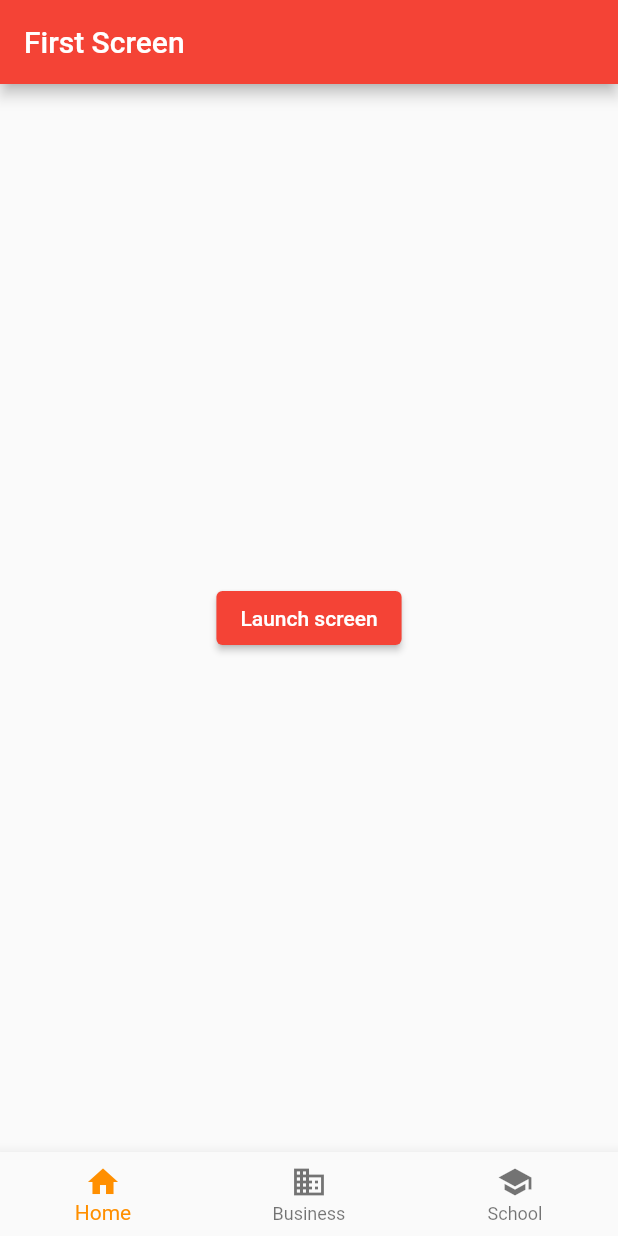
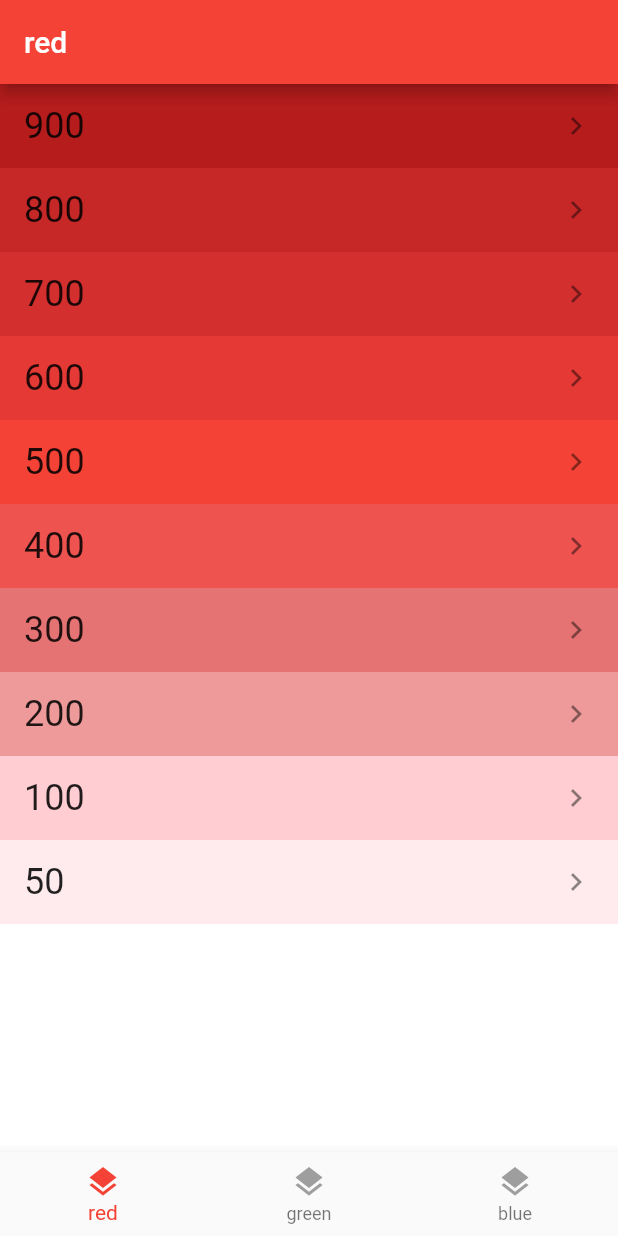
Before and after one commit to cadentj/flutter-sjs, a Flutter app: the screen it shows after launch, on a phone screen of 412 x 824 dp. Run offline on Flutter 3.47's test engine with Material 2 defaults, Android fonts, the phone set to English and light mode, and no system bars.

Commit message:
Persistent Bottom Nav Update

```diff
--- a/lib/main.dart
+++ b/lib/main.dart
@@ -1,28 +1,17 @@
 import 'package:flutter/material.dart';
-import 'views/calendar.dart';
-import 'views/bottom_nav_bar.dart';
-import 'views/home_screen.dart';
-import 'views/calendar_screen.dart';
+import 'views/app.dart';
 
-void main() {
-  runApp(const MyApp());
-}
+void main() => runApp(MyApp());
 
 class MyApp extends StatelessWidget {
-  const MyApp({Key? key}) : super(key: key);
-
   @override
   Widget build(BuildContext context) {
     return MaterialApp(
       title: 'Flutter Demo',
       theme: ThemeData(
-        primarySwatch: Colors.red,
+        primarySwatch: Colors.blue,
       ),
-      initialRoute: '/',
-      routes: {
-        '/': (context) => const HomeScreen(),
-        '/second' : (context) => const CalendarScreen(),
-      },
+      home: const App(),
     );
   }
 }
--- /dev/null
+++ b/lib/views/app.dart
@@ -0,0 +1,71 @@
+import 'package:flutter/material.dart';
+import 'bottom_navigation.dart';
+import 'tab_item.dart';
+import 'tab_navigator.dart';
+
+class App extends StatefulWidget {
+  const App({Key? key}) : super(key: key);
+
+  @override
+  State<StatefulWidget> createState() => AppState();
+}
+
+class AppState extends State<App> {
+  var _currentTab = TabItem.red;
+  final _navigatorKeys = {
+    TabItem.red: GlobalKey<NavigatorState>(),
+    TabItem.green: GlobalKey<NavigatorState>(),
+    TabItem.blue: GlobalKey<NavigatorState>(),
+  };
+
+  void _selectTab(TabItem tabItem) {
+    if (tabItem == _currentTab) {
+      // pop to first route
+      _navigatorKeys[tabItem]!.currentState!.popUntil((route) => route.isFirst);
+    } else {
+      setState(() => _currentTab = tabItem);
+    }
+  }
+
+  @override
+  Widget build(BuildContext context) {
+    return WillPopScope(
+      onWillPop: () async {
+        final isFirstRouteInCurrentTab =
+        !await _navigatorKeys[_currentTab]!.currentState!.maybePop();
+        if (isFirstRouteInCurrentTab) {
+          // if not on the 'main' tab
+          if (_currentTab != TabItem.red) {
+            // select 'main' tab
+            _selectTab(TabItem.red);
+            // back button handled by app
+            return false;
+          }
+        }
+        // let system handle back button if we're on the first route
+        return isFirstRouteInCurrentTab;
+      },
+      child: Scaffold(
+        body: Stack(children: <Widget>[
+          _buildOffstageNavigator(TabItem.red),
+          _buildOffstageNavigator(TabItem.green),
+          _buildOffstageNavigator(TabItem.blue),
+        ]),
+        bottomNavigationBar: BottomNavigation(
+          currentTab: _currentTab,
+          onSelectTab: _selectTab,
+        ),
+      ),
+    );
+  }
+
+  Widget _buildOffstageNavigator(TabItem tabItem) {
+    return Offstage(
+      offstage: _currentTab != tabItem,
+      child: TabNavigator(
+        navigatorKey: _navigatorKeys[tabItem],
+        tabItem: tabItem,
+      ),
+    );
+  }
+}
--- a/lib/views/bottom_nav_bar.dart
+++ /dev/null
@@ -1,41 +0,0 @@
-import 'package:flutter/material.dart';
-
-class BottomNavBar extends StatefulWidget {
-  const BottomNavBar({Key? key}) : super(key: key);
-
-  @override
-  State<BottomNavBar> createState() => _BottomNavBarState();
-}
-
-class _BottomNavBarState extends State<BottomNavBar> {
-  int _selectedIndex = 0;
-
-  void _onItemTapped(int index) {
-    setState(() {
-      _selectedIndex = index;
-    });
-  }
-
-  @override
-  Widget build(BuildContext context) {
-    return BottomNavigationBar(
-      items: const <BottomNavigationBarItem>[
-        BottomNavigationBarItem(
-          icon: Icon(Icons.home),
-          label: 'Home',
-        ),
-        BottomNavigationBarItem(
-          icon: Icon(Icons.business),
-          label: 'Business',
-        ),
-        BottomNavigationBarItem(
-          icon: Icon(Icons.school),
-          label: 'School',
-        ),
-      ],
-      currentIndex: _selectedIndex,
-      selectedItemColor: Colors.amber[800],
-      onTap: _onItemTapped,
-    );
-  }
-}
--- /dev/null
+++ b/lib/views/bottom_navigation.dart
@@ -0,0 +1,39 @@
+import 'package:flutter/material.dart';
+import 'tab_item.dart';
+
+class BottomNavigation extends StatelessWidget {
+  const BottomNavigation({Key? key, required this.currentTab, required this.onSelectTab}) : super(key: key);
+  final TabItem currentTab;
+  final ValueChanged<TabItem> onSelectTab;
+
+  @override
+  Widget build(BuildContext context) {
+    return BottomNavigationBar(
+      type: BottomNavigationBarType.fixed,
+      items: [
+        _buildItem(TabItem.red),
+        _buildItem(TabItem.green),
+        _buildItem(TabItem.blue),
+      ],
+      onTap: (index) => onSelectTab(
+        TabItem.values[index],
+      ),
+      currentIndex: currentTab.index,
+      selectedItemColor: activeTabColor[currentTab]!,
+    );
+  }
+
+  BottomNavigationBarItem _buildItem(TabItem tabItem) {
+    return BottomNavigationBarItem(
+      icon: Icon(
+        Icons.layers,
+        color: _colorTabMatching(tabItem),
+      ),
+      label: tabName[tabItem],
+    );
+  }
+
+  Color _colorTabMatching(TabItem item) {
+    return currentTab == item ? activeTabColor[item]! : Colors.grey;
+  }
+}
--- /dev/null
+++ b/lib/views/colors_list_page.dart
@@ -0,0 +1,52 @@
+import 'package:flutter/material.dart';
+
+class ColorsListPage extends StatelessWidget {
+  ColorsListPage({Key? key, required this.color, required this.title, this.onPush}) : super(key: key);
+  final MaterialColor color;
+  final String title;
+  final ValueChanged<int>? onPush;
+
+  @override
+  Widget build(BuildContext context) {
+    return Scaffold(
+        appBar: AppBar(
+          title: Text(
+            title,
+          ),
+          backgroundColor: color,
+        ),
+        body: Container(
+          color: Colors.white,
+          child: _buildList(),
+        ));
+  }
+
+  final List<int> materialIndices = [
+    900,
+    800,
+    700,
+    600,
+    500,
+    400,
+    300,
+    200,
+    100,
+    50
+  ];
+
+  Widget _buildList() {
+    return ListView.builder(
+        itemCount: materialIndices.length,
+        itemBuilder: (BuildContext content, int index) {
+          int materialIndex = materialIndices[index];
+          return Container(
+            color: color[materialIndex],
+            child: ListTile(
+              title: Text('$materialIndex', style: TextStyle(fontSize: 24.0)),
+              trailing: Icon(Icons.chevron_right),
+              onTap: () => onPush?.call(materialIndex),
+            ),
+          );
+        });
+  }
+}
--- a/lib/views/home_screen.dart
+++ /dev/null
@@ -1,29 +0,0 @@
-import 'package:flutter/material.dart';
-import 'bottom_nav_bar.dart';
-
-class HomeScreen extends StatefulWidget {
-  const HomeScreen({Key? key}) : super(key: key);
-
-  @override
-  State<HomeScreen> createState() => _HomeScreenState();
-}
-
-class _HomeScreenState extends State<HomeScreen> {
-  @override
-  Widget build(BuildContext context) {
-    return Scaffold(
-      appBar: AppBar(
-        title: const Text('First Screen'),
-      ),
-      body: Center(
-        child: ElevatedButton(
-          onPressed: () {
-            Navigator.pushNamed(context, '/second');
-          },
-          child: const Text('Launch screen'),
-        ),
-      ),
-      bottomNavigationBar: const BottomNavBar(),
-    );
-  }
-}
--- /dev/null
+++ b/lib/views/tab_item.dart
@@ -0,0 +1,15 @@
+import 'package:flutter/material.dart';
+
+enum TabItem { red, green, blue }
+
+const Map<TabItem, String> tabName = {
+  TabItem.red: 'red',
+  TabItem.green: 'green',
+  TabItem.blue: 'blue',
+};
+
+const Map<TabItem, MaterialColor> activeTabColor = {
+  TabItem.red: Colors.red,
+  TabItem.green: Colors.green,
+  TabItem.blue: Colors.blue,
+};
--- /dev/null
+++ b/lib/views/tab_navigator.dart
@@ -0,0 +1,58 @@
+import 'package:flutter/material.dart';
+import 'color_detail_page.dart';
+import 'colors_list_page.dart';
+import 'tab_item.dart';
+
+class TabNavigatorRoutes {
+  static const String root = '/';
+  static const String detail = '/detail';
+}
+
+class TabNavigator extends StatelessWidget {
+  const TabNavigator({Key? key, required this.navigatorKey, required this.tabItem}) : super(key: key);
+  final GlobalKey<NavigatorState>? navigatorKey;
+  final TabItem tabItem;
+
+  void _push(BuildContext context, {int materialIndex: 500}) {
+    var routeBuilders = _routeBuilders(context, materialIndex: materialIndex);
+
+    Navigator.push(
+      context,
+      MaterialPageRoute(
+        builder: (context) =>
+            routeBuilders[TabNavigatorRoutes.detail]!(context),
+      ),
+    );
+  }
+
+  Map<String, WidgetBuilder> _routeBuilders(BuildContext context,
+      {int materialIndex: 500}) {
+    return {
+      TabNavigatorRoutes.root: (context) => ColorsListPage(
+        color: activeTabColor[tabItem]!,
+        title: tabName[tabItem]!,
+        onPush: (materialIndex) =>
+            _push(context, materialIndex: materialIndex),
+      ),
+      TabNavigatorRoutes.detail: (context) => ColorDetailPage(
+        color: activeTabColor[tabItem]!,
+        title: tabName[tabItem]!,
+        materialIndex: materialIndex,
+      ),
+    };
+  }
+
+  @override
+  Widget build(BuildContext context) {
+    final routeBuilders = _routeBuilders(context);
+    return Navigator(
+      key: navigatorKey,
+      initialRoute: TabNavigatorRoutes.root,
+      onGenerateRoute: (routeSettings) {
+        return MaterialPageRoute(
+          builder: (context) => routeBuilders[routeSettings.name!]!(context),
+        );
+      },
+    );
+  }
+}
```
Also changed, not shown: lib/views/calendar.dart (deleted, +0 -62 lines), lib/views/calendar_screen.dart (deleted, +0 -29 lines), lib/views/color_detail_page.dart (added, +23 -0 lines), lib/views/tabNames.dart (deleted).
